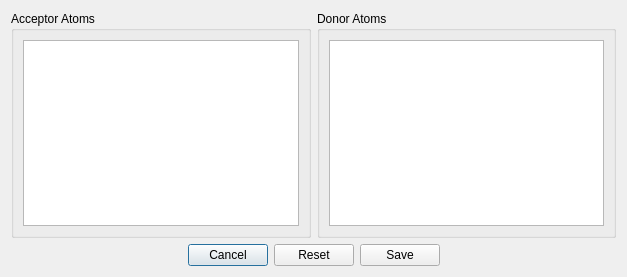
This is ui/atom_names.ui in maltesie/bridge2 as Qt 5 draws it before an edit. The edited form follows.
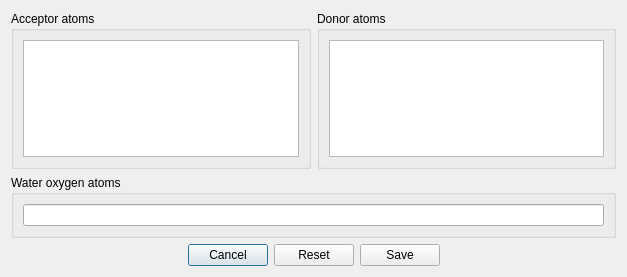
This is the edited form.

Commit message: catch no water error, define water oxygen in gui, sd of water wire length, changed wording

What changed in the file:
```diff
--- a/ui/atom_names.ui
+++ b/ui/atom_names.ui
@@ -19,7 +19,7 @@
      <item>
       <widget class="QGroupBox" name="groupBox">
        <property name="title">
-        <string>Acceptor Atoms</string>
+        <string>Acceptor atoms</string>
        </property>
        <layout class="QVBoxLayout" name="verticalLayout">
         <item>
@@ -31,7 +31,7 @@
      <item>
       <widget class="QGroupBox" name="groupBox_2">
        <property name="title">
-        <string>Donor Atoms</string>
+        <string>Donor atoms</string>
        </property>
        <layout class="QVBoxLayout" name="verticalLayout_2">
         <item>
@@ -42,6 +42,18 @@
      </item>
     </layout>
    </item>
+   <item>
+    <widget class="QGroupBox" name="groupBox_3">
+     <property name="title">
+      <string>Water oxygen atoms </string>
+     </property>
+     <layout class="QHBoxLayout" name="horizontalLayout_3">
+      <item>
+       <widget class="QLineEdit" name="lineEdit_water"/>
+      </item>
+     </layout>
+    </widget>
+   </item>
    <item>
     <layout class="QHBoxLayout" name="horizontalLayout">
      <item>
```
The commit also changes 14 other files.
